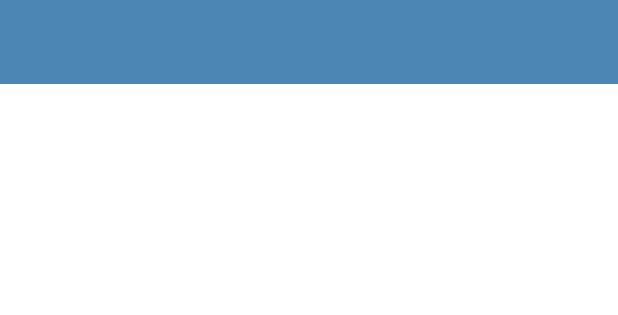
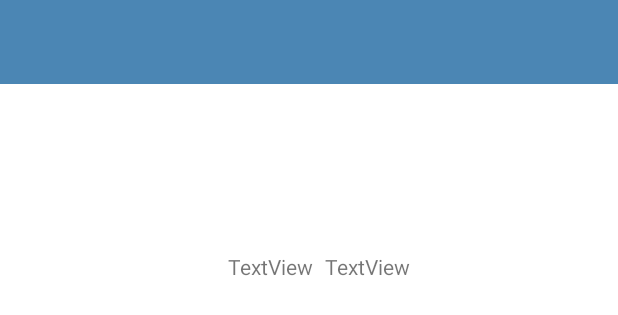
Before and after one commit to alrydb/VaderApp, an Android app: the layout activity_main.xml on its own in the app's theme, with its tools: preview values and no code run, on a phone screen of 412 x 824 dp. Shown: the top 315 px of the screen. Run offline under Robolectric (Android 15) with nearby library versions, the phone set to English and light mode, and no system bars.

```diff
--- a/app/src/main/java/com/alrydb/vderapp/main/data/repo/WeatherRepository.kt
+++ b/app/src/main/java/com/alrydb/vderapp/main/data/repo/WeatherRepository.kt
@@ -15,9 +15,9 @@ class WeatherRepository() {
     // parametrar lon : Double, lat :Double, units: String?, appid : String?
 
 
-      fun getWeather(): Call<WeatherResponse> {
+      fun getWeather(lat : Double, lon : Double): Call<WeatherResponse> {
 
-        return RetrofitInstance.api.getWeather(35.0, 139.0, Constants.METRIC_UNIT, Constants.APP_ID)
+        return RetrofitInstance.api.getWeather(lat, lon, Constants.METRIC_UNIT, Constants.APP_ID)
 
     }
 
--- a/app/src/main/res/layout/activity_main.xml
+++ b/app/src/main/res/layout/activity_main.xml
@@ -17,4 +17,23 @@
         app:layout_constraintTop_toTopOf="parent"
         android:theme="@style/CustomToolbarStyle"/>
 
+    <TextView
+        android:id="@+id/city_name"
+        android:layout_width="wrap_content"
+        android:layout_height="wrap_content"
+        android:layout_marginStart="152dp"
+        android:layout_marginTop="168dp"
+        android:text="TextView"
+        app:layout_constraintStart_toStartOf="@+id/toolbar_nav"
+        app:layout_constraintTop_toTopOf="parent" />
+
+    <TextView
+        android:id="@+id/country_name"
+        android:layout_width="wrap_content"
+        android:layout_height="wrap_content"
+        android:layout_marginStart="8dp"
+        android:text="TextView"
+        app:layout_constraintStart_toEndOf="@+id/city_name"
+        app:layout_constraintTop_toTopOf="@+id/city_name" />
+
 </androidx.constraintlayout.widget.ConstraintLayout>
```
Also changed, not shown: app/src/main/java/com/alrydb/vderapp/main/view/MainActivity.kt (+27 -1 lines), app/src/main/java/com/alrydb/vderapp/main/viewmodel/WeatherInfoViewModel.kt (+63 -49 lines).
